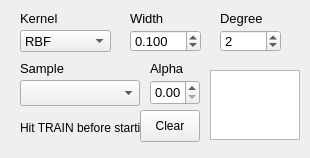
This is _AlgorithmsPlugins/KernelMethods/paramsMVM.ui in b4silio/MLDemos as Qt 5 draws it before an edit. The edited form follows.
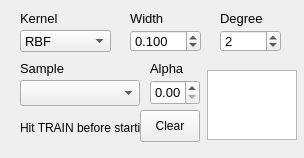
This is the edited form.

```diff
--- a/_AlgorithmsPlugins/KernelMethods/paramsMVM.ui
+++ b/_AlgorithmsPlugins/KernelMethods/paramsMVM.ui
@@ -6,7 +6,7 @@
    <rect>
     <x>0</x>
     <y>0</y>
-    <width>310</width>
+    <width>304</width>
     <height>158</height>
    </rect>
   </property>
@@ -252,7 +252,7 @@
   <widget class="QListWidget" name="alphaList">
    <property name="geometry">
     <rect>
-     <x>210</x>
+     <x>207</x>
      <y>70</y>
      <width>90</width>
      <height>70</height>
```
